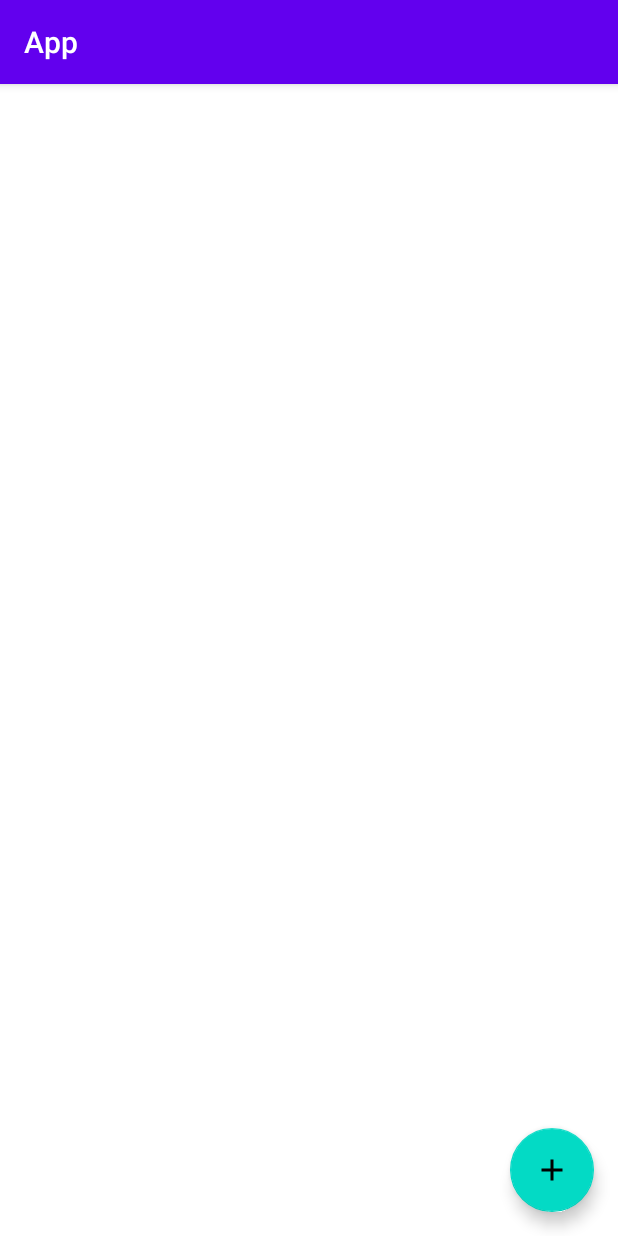
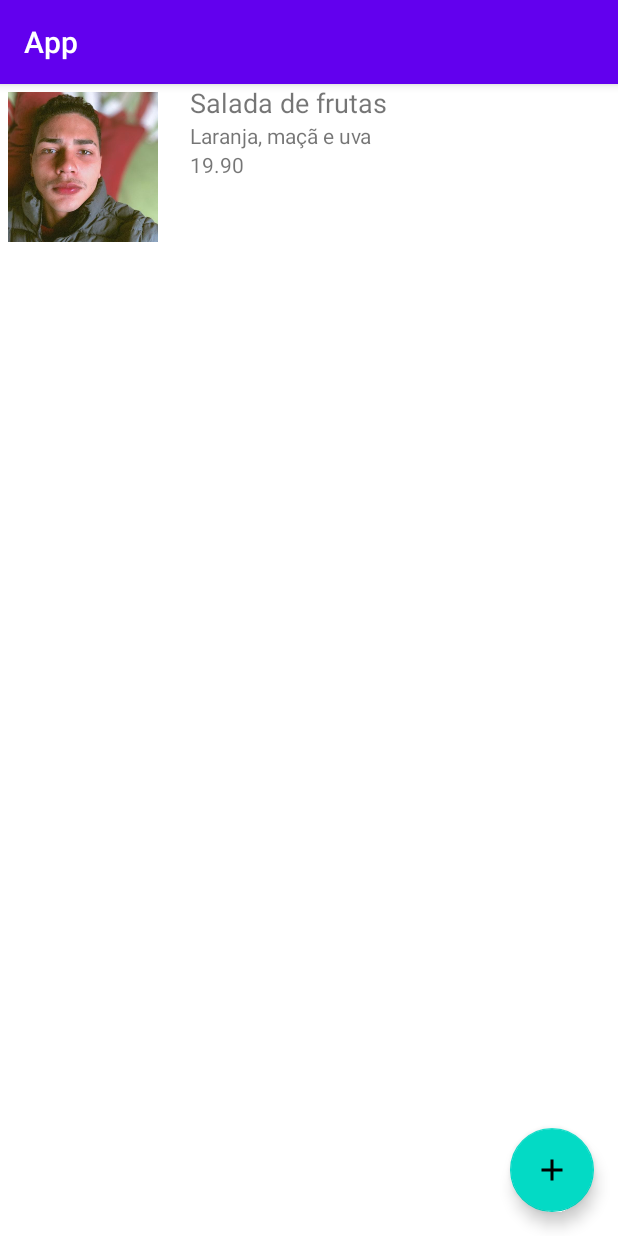
Before and after one commit to Richke2005/aplicativo-android, an Android app: the screen it shows after launch (ListaProdutosActivity), on a phone screen of 412 x 824 dp. Run offline under Robolectric (Android 15) with nearby library versions, the phone set to English and light mode, and no system bars.

Commit message:
add image at project

```diff
--- a/app/build.gradle.kts
+++ b/app/build.gradle.kts
@@ -6,6 +6,10 @@ plugins {
 android {
     namespace = "com.example.app"
     compileSdk = 34
+
+    buildFeatures {
+        viewBinding = true
+    }
 
     defaultConfig {
         applicationId = "com.example.app"
--- a/app/src/main/java/com/example/app/dao/ProdutosDao.kt
+++ b/app/src/main/java/com/example/app/dao/ProdutosDao.kt
@@ -12,6 +12,12 @@ class ProdutosDao {
     }
 
     companion object {
-        private val produtos = mutableListOf<Produto>()
+        private val produtos = mutableListOf<Produto>(
+            Produto(
+                nome = "Salada de frutas",
+                descricao = "Laranja, maçã e uva",
+                valor = java.math.BigDecimal("19.90")
+            )
+        )
     }
 }
--- a/app/src/main/java/com/example/app/ui/activity/ListaProdutosActivity.kt
+++ b/app/src/main/java/com/example/app/ui/activity/ListaProdutosActivity.kt
@@ -7,6 +7,7 @@ import androidx.appcompat.app.AppCompatActivity
 import androidx.recyclerview.widget.RecyclerView
 import com.example.app.R
 import com.example.app.dao.ProdutosDao
+import com.example.app.databinding.ActivityListaProdutosBinding
 import com.example.app.ui.recyclerview.adapter.ListaProdutosAdapter
 import com.google.android.material.floatingactionbutton.FloatingActionButton
 
@@ -14,9 +15,13 @@ import com.google.android.material.floatingactionbutton.FloatingActionButton
 class ListaProdutosActivity : AppCompatActivity(R.layout.activity_lista_produtos) {
     private val dao = ProdutosDao()
     private val adapter = ListaProdutosAdapter(context = this, produtos = dao.searchAll())
+    private val binding by lazy {
+        ActivityListaProdutosBinding.inflate(layoutInflater)
+    }
 
     override fun onCreate(savedInstanceState: Bundle?) {
         super.onCreate(savedInstanceState)
+        setContentView(binding.root)
         configuraReciclerView()
         configuraFab()
     }
--- a/app/src/main/java/com/example/app/ui/recyclerview/adapter/ListaProdutosAdapter.kt
+++ b/app/src/main/java/com/example/app/ui/recyclerview/adapter/ListaProdutosAdapter.kt
@@ -1,13 +1,11 @@
 package com.example.app.ui.recyclerview.adapter
 
-import com.example.app.model.Produto
 import android.content.Context
 import android.view.LayoutInflater
-import android.view.View
 import android.view.ViewGroup
-import android.widget.TextView
 import androidx.recyclerview.widget.RecyclerView
-import com.example.app.R
+import com.example.app.databinding.ProdutoItemBinding
+import com.example.app.model.Produto
 
 class ListaProdutosAdapter(
     private val context: Context,
@@ -16,23 +14,28 @@ class ListaProdutosAdapter(
 
     private val dataSet = produtos.toMutableList()
 
-    class ViewHolder(view: View) : RecyclerView.ViewHolder(view) {
+    class ViewHolder(private val binding: ProdutoItemBinding) :
+        RecyclerView.ViewHolder(binding.root) {
 
         fun vincula(produto: Produto) {
-            val nome = itemView.findViewById<TextView>(R.id.activity_formulario_produto_nome)
+            val nome = binding.produtoItemNome
             nome.text = produto.nome
-            val descricao = itemView.findViewById<TextView>(R.id.activity_formulario_produto_descricao)
+            val descricao = binding.produtoItemDescricao
             descricao.text = produto.descricao
-            val valor = itemView.findViewById<TextView>(R.id.activity_formulario_produto_valor)
+            val valor = binding.produtoItemValor
             valor.text = produto.valor.toPlainString()
         }
 
     }
 
     override fun onCreateViewHolder(parent: ViewGroup, viewType: Int): ViewHolder {
-        val inflater = LayoutInflater.from(context)
-        val view = inflater.inflate(R.layout.produto_item, parent, false)
-        return ViewHolder(view)
+        val binding = ProdutoItemBinding.inflate(
+            LayoutInflater.from(context),
+            parent,
+            false
+        )
+
+        return ViewHolder(binding)
     }
 
     override fun getItemCount(): Int = dataSet.size
--- a/app/src/main/res/layout/produto_item.xml
+++ b/app/src/main/res/layout/produto_item.xml
@@ -6,7 +6,7 @@
     xmlns:app="http://schemas.android.com/apk/res-auto">
 
     <TextView
-        android:id="@+id/activity_formulario_produto_nome"
+        android:id="@+id/produto_item_nome"
         android:layout_width="0dp"
         android:layout_height="wrap_content"
         android:layout_marginStart="16dp"
@@ -14,31 +14,39 @@
         tools:text="Cesta de frutas"
         android:textSize="18sp"
         app:layout_constraintEnd_toEndOf="parent"
-        app:layout_constraintStart_toStartOf="parent"
+        app:layout_constraintStart_toEndOf="@id/produto_item_imageView"
         app:layout_constraintTop_toTopOf="parent" />
 
     <TextView
-        android:id="@+id/activity_formulario_produto_descricao"
+        android:id="@+id/produto_item_descricao"
         android:layout_width="0dp"
         android:layout_height="wrap_content"
-        android:layout_marginStart="16dp"
-        android:layout_marginEnd="16dp"
         tools:text="Salada de frutas"
-        app:layout_constraintTop_toBottomOf="@+id/activity_formulario_produto_nome"
-        app:layout_constraintEnd_toEndOf="parent"
-        app:layout_constraintStart_toStartOf="parent"
+        app:layout_constraintTop_toBottomOf="@+id/produto_item_nome"
+        app:layout_constraintEnd_toEndOf="@id/produto_item_nome"
+        app:layout_constraintStart_toStartOf="@id/produto_item_nome"
         />
 
     <TextView
-        android:id="@+id/activity_formulario_produto_valor"
+        android:id="@+id/produto_item_valor"
         android:layout_width="0dp"
         android:layout_height="wrap_content"
-        android:layout_marginStart="16dp"
-        android:layout_marginEnd="16dp"
         tools:text="19.90"
-        app:layout_constraintEnd_toEndOf="parent"
-        app:layout_constraintStart_toStartOf="parent"
-        app:layout_constraintTop_toBottomOf="@+id/activity_formulario_produto_descricao"
+        app:layout_constraintEnd_toEndOf="@id/produto_item_nome"
+        app:layout_constraintStart_toStartOf="@id/produto_item_nome"
+        app:layout_constraintTop_toBottomOf="@+id/produto_item_descricao"
         />
 
+    <ImageView
+        android:id="@+id/produto_item_imageView"
+        android:layout_width="100dp"
+        android:layout_height="100dp"
+        android:layout_margin="5dp"
+        android:scaleType="centerCrop"
+        app:layout_constraintStart_toStartOf="parent"
+        app:layout_constraintTop_toTopOf="parent
+"       app:layout_constraintBottom_toBottomOf="parent"
+        app:layout_constraintEnd_toStartOf="@id/produto_item_nome"
+        app:srcCompat="@drawable/perfil" />
+
 </androidx.constraintlayout.widget.ConstraintLayout>
```
Also changed, not shown: app/src/main/res/drawable/perfil.jpeg (added).
